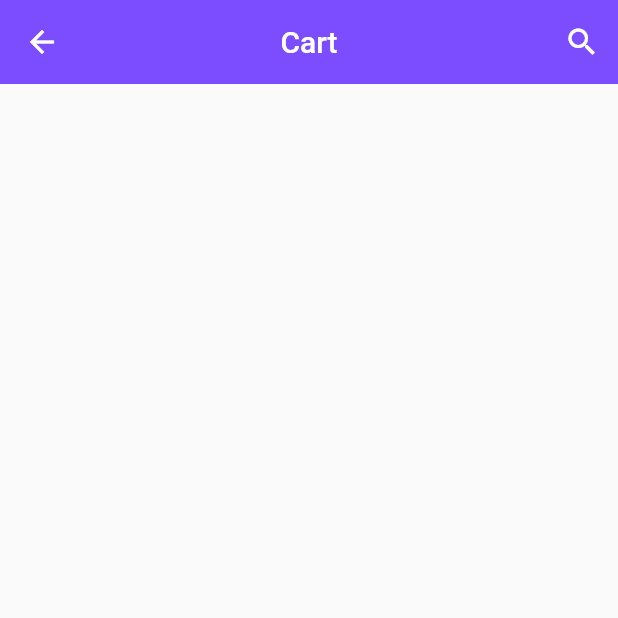
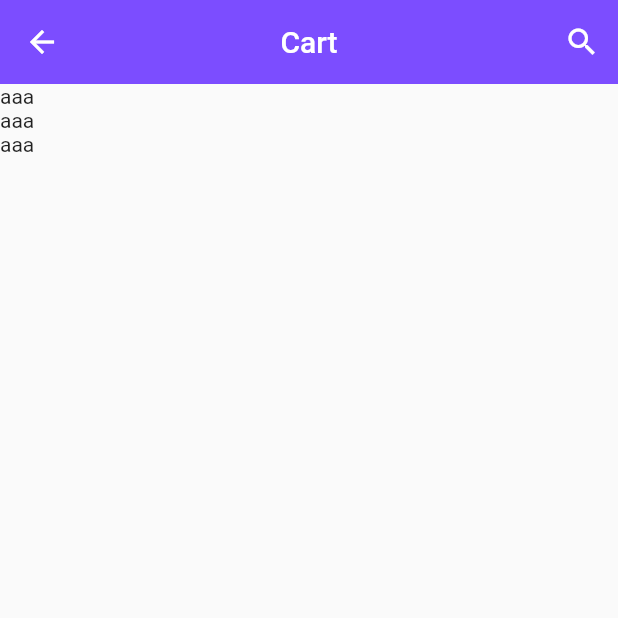
Before and after one commit to Darshana97/E-Commerce_Flutter_App, a Flutter app: the Cart screen opened directly, on a phone screen of 412 x 824 dp, the top half of it. Run offline on Flutter 3.47's test engine with Material 2 defaults, Android fonts, the phone set to English and light mode, and no system bars; our stand-ins replace carousel_pro.

Commit message:
cart products

```diff
--- a/lib/components/cart_products.dart
+++ b/lib/components/cart_products.dart
@@ -8,6 +8,8 @@ class Cart_products extends StatefulWidget {
 class _Cart_productsState extends State<Cart_products> {
   @override
   Widget build(BuildContext context) {
-    return Container();
+    return ListView.builder(itemCount: 3, itemBuilder: (context, index) {
+      return Text("aaa");
+    });
   }
 }
```
